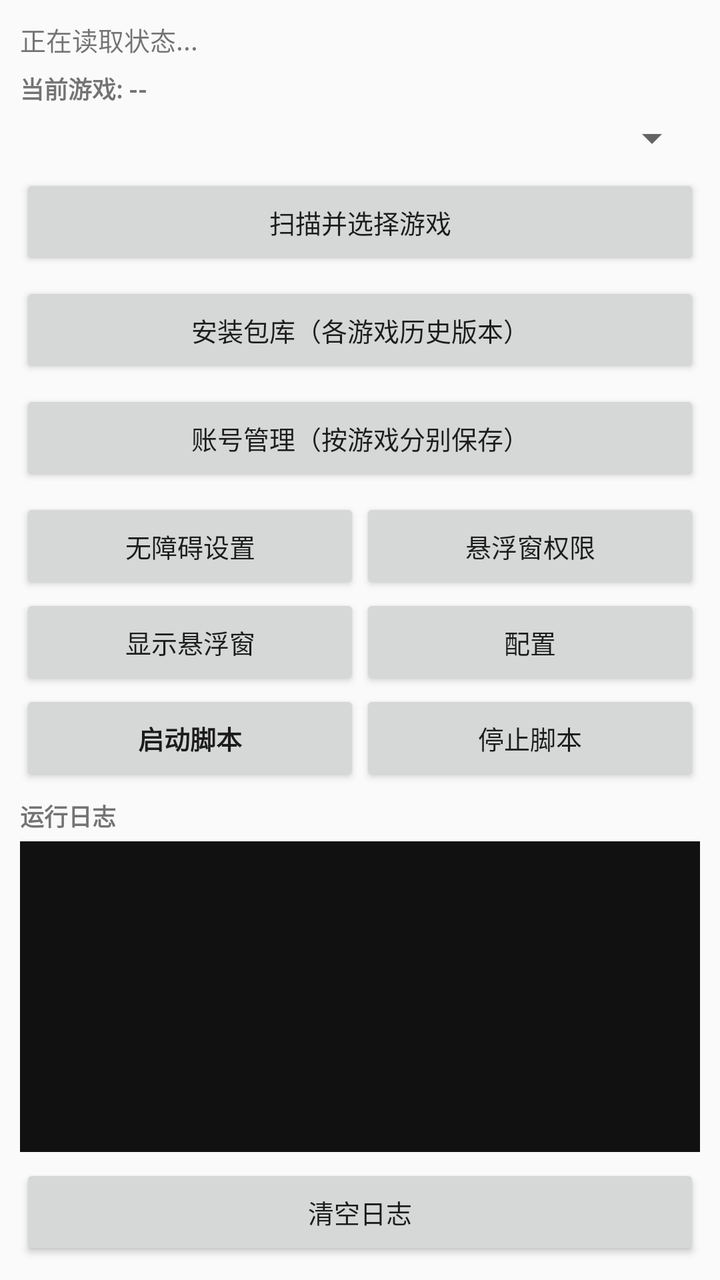
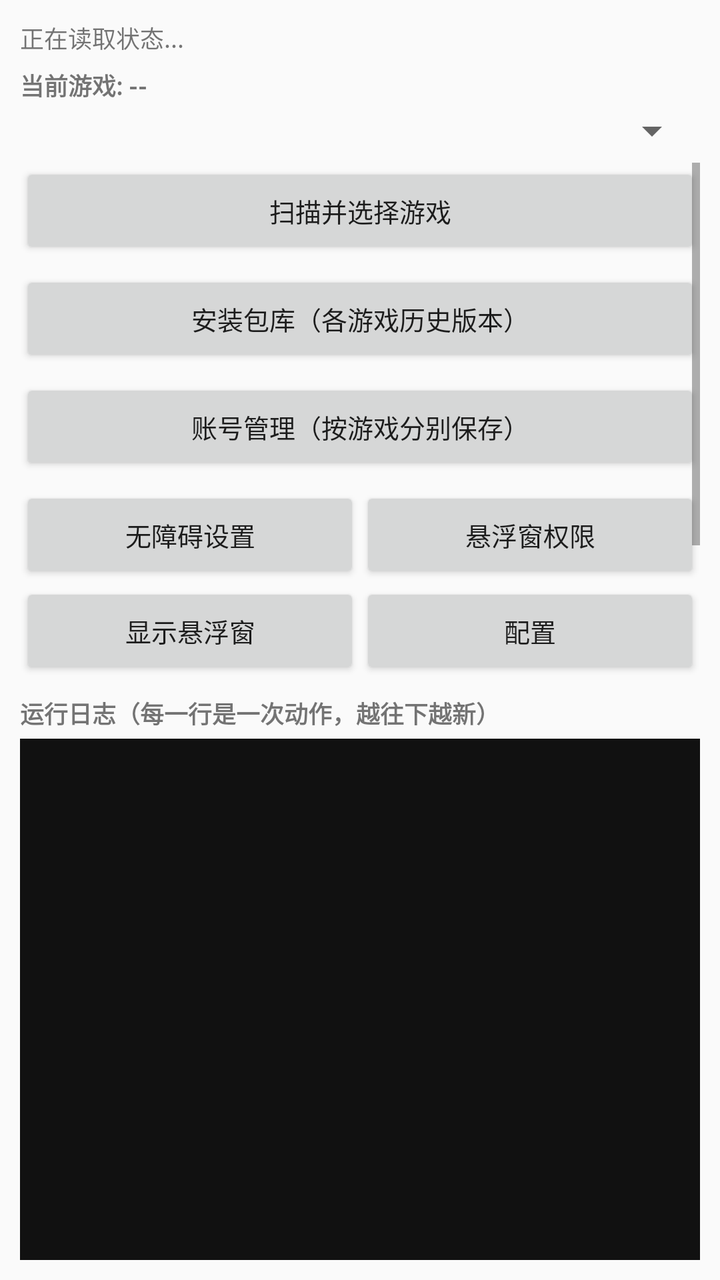

An Android layout rendered at two revisions. The XML below is the earlier revision; the diff shows what the commit changed to produce the second picture.
<!-- AndroidManifest.xml: application theme android:Theme.Material.Light.DarkActionBar -->
<!-- res/layout/activity_main.xml -->
<?xml version="1.0" encoding="utf-8"?>
<LinearLayout xmlns:android="http://schemas.android.com/apk/res/android"
    android:layout_width="match_parent"
    android:layout_height="match_parent"
    android:orientation="vertical"
    android:padding="10dp">

    <TextView
        android:id="@+id/tv_status"
        android:layout_width="match_parent"
        android:layout_height="wrap_content"
        android:paddingBottom="6dp"
        android:text="正在读取状态..."
        android:textSize="13sp" />

    <TextView
        android:id="@+id/tv_game"
        android:layout_width="match_parent"
        android:layout_height="wrap_content"
        android:paddingBottom="4dp"
        android:text="当前游戏: --"
        android:textSize="12sp"
        android:textStyle="bold" />

    <Spinner
        android:id="@+id/sp_game"
        android:layout_width="match_parent"
        android:layout_height="wrap_content"
        android:layout_marginBottom="6dp" />

    <Button
        android:id="@+id/btn_scan"
        android:layout_width="match_parent"
        android:layout_height="wrap_content"
        android:layout_marginBottom="6dp"
        android:text="扫描并选择游戏"
        android:textSize="13sp" />

    <Button
        android:id="@+id/btn_library"
        android:layout_width="match_parent"
        android:layout_height="wrap_content"
        android:layout_marginBottom="6dp"
        android:text="安装包库（各游戏历史版本）"
        android:textSize="13sp" />

    <Button
        android:id="@+id/btn_accounts"
        android:layout_width="match_parent"
        android:layout_height="wrap_content"
        android:layout_marginBottom="6dp"
        android:text="账号管理（按游戏分别保存）"
        android:textSize="13sp" />

    <LinearLayout
        android:layout_width="match_parent"
        android:layout_height="wrap_content"
        android:orientation="horizontal">

        <Button
            android:id="@+id/btn_service"
            android:layout_width="0dp"
            android:layout_height="wrap_content"
            android:layout_weight="1"
            android:text="无障碍设置"
            android:textSize="13sp" />

        <Button
            android:id="@+id/btn_overlay"
            android:layout_width="0dp"
            android:layout_height="wrap_content"
            android:layout_weight="1"
            android:text="悬浮窗权限"
            android:textSize="13sp" />
    </LinearLayout>

    <LinearLayout
        android:layout_width="match_parent"
        android:layout_height="wrap_content"
        android:orientation="horizontal">

        <Button
            android:id="@+id/btn_float"
            android:layout_width="0dp"
            android:layout_height="wrap_content"
            android:layout_weight="1"
            android:text="显示悬浮窗"
            android:textSize="13sp" />

        <Button
            android:id="@+id/btn_config"
            android:layout_width="0dp"
            android:layout_height="wrap_content"
            android:layout_weight="1"
            android:text="配置"
            android:textSize="13sp" />
    </LinearLayout>

    <LinearLayout
        android:layout_width="match_parent"
        android:layout_height="wrap_content"
        android:orientation="horizontal">

        <Button
            android:id="@+id/btn_start"
            android:layout_width="0dp"
            android:layout_height="wrap_content"
            android:layout_weight="1"
            android:text="启动脚本"
            android:textSize="13sp"
            android:textStyle="bold" />

        <Button
            android:id="@+id/btn_stop"
            android:layout_width="0dp"
            android:layout_height="wrap_content"
            android:layout_weight="1"
            android:text="停止脚本"
            android:textSize="13sp" />
    </LinearLayout>

    <TextView
        android:layout_width="match_parent"
        android:layout_height="wrap_content"
        android:paddingTop="6dp"
        android:paddingBottom="4dp"
        android:text="运行日志"
        android:textSize="12sp"
        android:textStyle="bold" />

    <ScrollView
        android:id="@+id/log_scroll"
        android:layout_width="match_parent"
        android:layout_height="0dp"
        android:layout_weight="1"
        android:background="#FF111111">

        <TextView
            android:id="@+id/tv_log"
            android:layout_width="match_parent"
            android:layout_height="wrap_content"
            android:padding="6dp"
            android:textColor="#FF33DD33"
            android:textIsSelectable="true"
            android:textSize="11sp"
            android:typeface="monospace" />
    </ScrollView>

    <Button
        android:id="@+id/btn_clearlog"
        android:layout_width="match_parent"
        android:layout_height="wrap_content"
        android:layout_marginTop="6dp"
        android:text="清空日志"
        android:textSize="13sp" />
</LinearLayout>
<!-- resources referenced by this layout -->
<resources>

</resources>

<!-- the commit's change to res/layout/activity_main.xml (unified diff, before → after) -->
@@ -11,13 +11,13 @@
         android:layout_height="wrap_content"
         android:paddingBottom="6dp"
         android:text="正在读取状态..."
-        android:textSize="13sp" />
+        android:textSize="12sp" />
 
     <TextView
         android:id="@+id/tv_game"
         android:layout_width="match_parent"
         android:layout_height="wrap_content"
-        android:paddingBottom="4dp"
+        android:paddingBottom="2dp"
         android:text="当前游戏: --"
         android:textSize="12sp"
         android:textStyle="bold" />
@@ -26,105 +26,150 @@
         android:id="@+id/sp_game"
         android:layout_width="match_parent"
         android:layout_height="wrap_content"
-        android:layout_marginBottom="6dp" />
+        android:layout_marginBottom="4dp" />
 
-    <Button
-        android:id="@+id/btn_scan"
+    
+    <ScrollView
         android:layout_width="match_parent"
-        android:layout_height="wrap_content"
-        android:layout_marginBottom="6dp"
-        android:text="扫描并选择游戏"
-        android:textSize="13sp" />
+        android:layout_height="0dp"
+        android:layout_weight="1"
+        android:scrollbars="vertical">
 
-    <Button
-        android:id="@+id/btn_library"
-        android:layout_width="match_parent"
-        android:layout_height="wrap_content"
-        android:layout_marginBottom="6dp"
-        android:text="安装包库（各游戏历史版本）"
-        android:textSize="13sp" />
+        <LinearLayout
+            android:layout_width="match_parent"
+            android:layout_height="wrap_content"
+            android:orientation="vertical">
 
-    <Button
-        android:id="@+id/btn_accounts"
-        android:layout_width="match_parent"
-        android:layout_height="wrap_content"
-        android:layout_marginBottom="6dp"
-        android:text="账号管理（按游戏分别保存）"
-        android:textSize="13sp" />
+            <Button
+                android:id="@+id/btn_scan"
+                android:layout_width="match_parent"
+                android:layout_height="wrap_content"
+                android:layout_marginBottom="6dp"
+                android:text="扫描并选择游戏"
+                android:textSize="13sp" />
 
-    <LinearLayout
-        android:layout_width="match_parent"
-        android:layout_height="wrap_content"
-        android:orientation="horizontal">
+            <Button
+                android:id="@+id/btn_library"
+                android:layout_width="match_parent"
+                android:layout_height="wrap_content"
+                android:layout_marginBottom="6dp"
+                android:text="安装包库（各游戏历史版本）"
+                android:textSize="13sp" />
 
-        <Button
-            android:id="@+id/btn_service"
-            android:layout_width="0dp"
-            android:layout_height="wrap_content"
-            android:layout_weight="1"
-            android:text="无障碍设置"
-            android:textSize="13sp" />
+            <Button
+                android:id="@+id/btn_accounts"
+                android:layout_width="match_parent"
+                android:layout_height="wrap_content"
+                android:layout_marginBottom="6dp"
+                android:text="账号管理（按游戏分别保存）"
+                android:textSize="13sp" />
 
-        <Button
-            android:id="@+id/btn_overlay"
-            android:layout_width="0dp"
-            android:layout_height="wrap_content"
-            android:layout_weight="1"
-            android:text="悬浮窗权限"
-            android:textSize="13sp" />
-    </LinearLayout>
+            <LinearLayout
+                android:layout_width="match_parent"
+                android:layout_height="wrap_content"
+                android:orientation="horizontal">
 
-    <LinearLayout
-        android:layout_width="match_parent"
-        android:layout_height="wrap_content"
-        android:orientation="horizontal">
+                <Button
+                    android:id="@+id/btn_service"
+                    android:layout_width="0dp"
+                    android:layout_height="wrap_content"
+                    android:layout_weight="1"
+                    android:text="无障碍设置"
+                    android:textSize="13sp" />
 
-        <Button
-            android:id="@+id/btn_float"
-            android:layout_width="0dp"
-            android:layout_height="wrap_content"
-            android:layout_weight="1"
-            android:text="显示悬浮窗"
-            android:textSize="13sp" />
+                <Button
+                    android:id="@+id/btn_overlay"
+                    android:layout_width="0dp"
+                    android:layout_height="wrap_content"
+                    android:layout_weight="1"
+                    android:text="悬浮窗权限"
+                    android:textSize="13sp" />
+            </LinearLayout>
 
-        <Button
-            android:id="@+id/btn_config"
-            android:layout_width="0dp"
-            android:layout_height="wrap_content"
-            android:layout_weight="1"
-            android:text="配置"
-            android:textSize="13sp" />
-    </LinearLayout>
+            <LinearLayout
+                android:layout_width="match_parent"
+                android:layout_height="wrap_content"
+                android:orientation="horizontal">
 
-    <LinearLayout
-        android:layout_width="match_parent"
-        android:layout_height="wrap_content"
-        android:orientation="horizontal">
+                <Button
+                    android:id="@+id/btn_float"
+                    android:layout_width="0dp"
+                    android:layout_height="wrap_content"
+                    android:layout_weight="1"
+                    android:text="显示悬浮窗"
+                    android:textSize="13sp" />
 
-        <Button
-            android:id="@+id/btn_start"
-            android:layout_width="0dp"
-            android:layout_height="wrap_content"
-            android:layout_weight="1"
-            android:text="启动脚本"
-            android:textSize="13sp"
-            android:textStyle="bold" />
+                <Button
+                    android:id="@+id/btn_config"
+                    android:layout_width="0dp"
+                    android:layout_height="wrap_content"
+                    android:layout_weight="1"
+                    android:text="配置"
+                    android:textSize="13sp" />
+            </LinearLayout>
 
-        <Button
-            android:id="@+id/btn_stop"
-            android:layout_width="0dp"
-            android:layout_height="wrap_content"
-            android:layout_weight="1"
-            android:text="停止脚本"
-            android:textSize="13sp" />
-    </LinearLayout>
+            <LinearLayout
+                android:layout_width="match_parent"
+                android:layout_height="wrap_content"
+                android:orientation="horizontal">
+
+                <Button
+                    android:id="@+id/btn_start"
+                    android:layout_width="0dp"
+                    android:layout_height="wrap_content"
+                    android:layout_weight="1"
+                    android:text="启动脚本"
+                    android:textSize="13sp"
+                    android:textStyle="bold" />
+
+                <Button
+                    android:id="@+id/btn_stop"
+                    android:layout_width="0dp"
+                    android:layout_height="wrap_content"
+                    android:layout_weight="1"
+                    android:text="停止脚本"
+                    android:textSize="13sp" />
+            </LinearLayout>
+
+            
+            <LinearLayout
+                android:layout_width="match_parent"
+                android:layout_height="wrap_content"
+                android:orientation="horizontal">
+
+                <Button
+                    android:id="@+id/btn_log_copy"
+                    android:layout_width="0dp"
+                    android:layout_height="wrap_content"
+                    android:layout_weight="1"
+                    android:text="复制日志"
+                    android:textSize="12sp" />
+
+                <Button
+                    android:id="@+id/btn_log_export"
+                    android:layout_width="0dp"
+                    android:layout_height="wrap_content"
+                    android:layout_weight="1"
+                    android:text="导出日志"
+                    android:textSize="12sp" />
+
+                <Button
+                    android:id="@+id/btn_clearlog"
+                    android:layout_width="0dp"
+                    android:layout_height="wrap_content"
+                    android:layout_weight="1"
+                    android:text="清空日志"
+                    android:textSize="12sp" />
+            </LinearLayout>
+        </LinearLayout>
+    </ScrollView>
 
     <TextView
         android:layout_width="match_parent"
         android:layout_height="wrap_content"
         android:paddingTop="6dp"
         android:paddingBottom="4dp"
-        android:text="运行日志"
+        android:text="运行日志（每一行是一次动作，越往下越新）"
         android:textSize="12sp"
         android:textStyle="bold" />
 
@@ -145,12 +190,4 @@
             android:textSize="11sp"
             android:typeface="monospace" />
     </ScrollView>
-
-    <Button
-        android:id="@+id/btn_clearlog"
-        android:layout_width="match_parent"
-        android:layout_height="wrap_content"
-        android:layout_marginTop="6dp"
-        android:text="清空日志"
-        android:textSize="13sp" />
 </LinearLayout>
